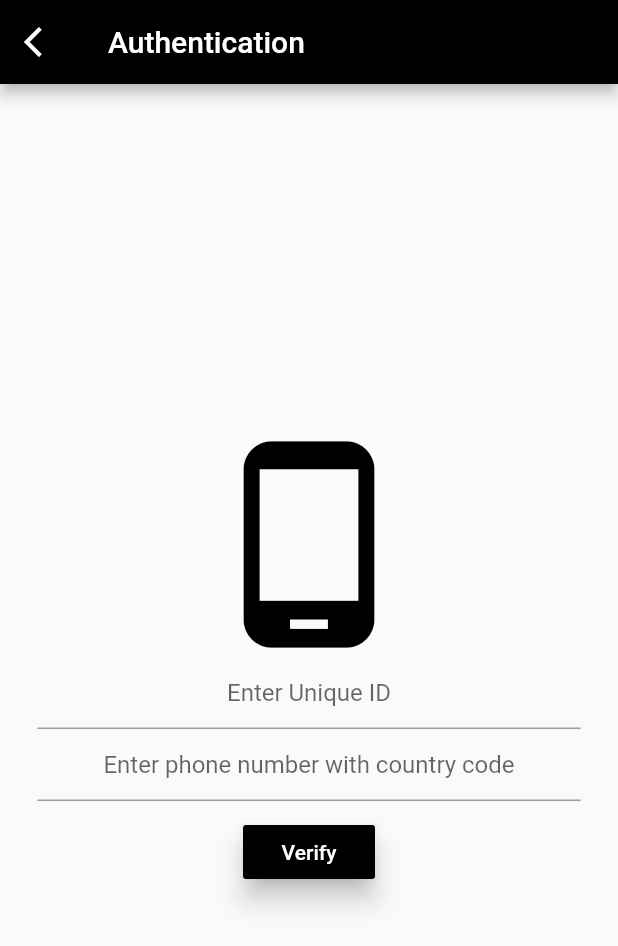
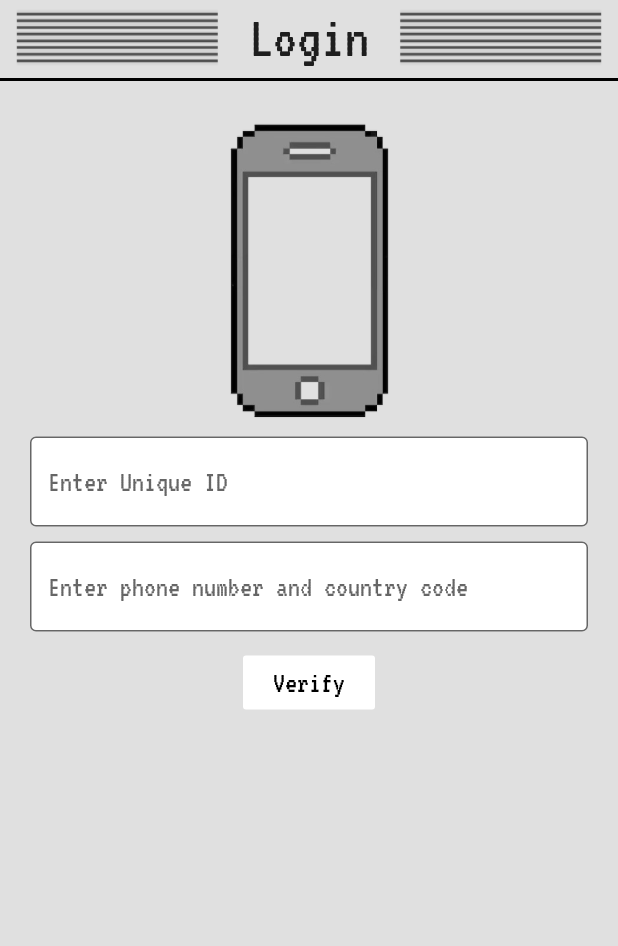
Before and after one commit to dhy3y/DartSmart, a Flutter app: the screen it shows after launch, after a tap on "Login", on a phone screen of 412 x 824 dp. Shown: the top 946 px of the screen. Run offline on Flutter 3.47's test engine with Material 2 defaults, Android fonts, the phone set to English and light mode, and no system bars; our stand-ins replace cloud_firestore, firebase_auth, google_fonts; missing offline and left inert: firebase; accounts and stored records are empty; network calls fail.

Commit message:
UI improvements

```diff
--- a/lib/Authentication/login.dart
+++ b/lib/Authentication/login.dart
@@ -3,6 +3,7 @@ import 'package:DartSmart/home.dart';
 import 'package:DartSmart/home_feed.dart';
 import 'package:flutter/material.dart';
 import 'package:firebase_auth/firebase_auth.dart';
+import 'package:google_fonts/google_fonts.dart';
 
 class Login extends StatelessWidget {
   @override
@@ -77,7 +78,7 @@ class _LoginScreenState extends State<LoginScreen> {
         barrierDismissible: false,
         builder: (BuildContext context) {
           return new AlertDialog(
-            title: Text('Enter OTP'),
+            title: Text('Enter OTP', style: GoogleFonts.vt323(fontSize: 25),),
             content: TextField(
               keyboardType: TextInputType.number,
               onChanged: (value) {
@@ -87,11 +88,14 @@ class _LoginScreenState extends State<LoginScreen> {
             contentPadding: EdgeInsets.all(10.0),
             actions: <Widget>[
               new FlatButton(
-                child: Text('Done!'),
+                child: Text('Done!', style: GoogleFonts.vt323(fontSize: 25,color: Colors.black),),
                 onPressed: () {
                   FirebaseAuth.instance.currentUser().then((user) {
                     if (user != null) {
-                      Navigator.push(context, new MaterialPageRoute(builder: (context) => new HomeFeed()),
+                      Navigator.push(
+                        context,
+                        new MaterialPageRoute(
+                            builder: (context) => new HomeFeed()),
                       );
                     } else {
                       Navigator.of(context).pop();
@@ -105,50 +109,137 @@ class _LoginScreenState extends State<LoginScreen> {
         });
   }
 
+  bool _pressed  = false;
+
   @override
   Widget build(BuildContext context) {
-    return Scaffold(
-      appBar: new AppBar(
-        title: new Text('Authentication'),
-        backgroundColor: Colors.black,
-        leading: IconButton(
-          icon:const Icon(Icons.arrow_back_ios),
-          onPressed: () {
-            Navigator.push(
-              context,
-              new MaterialPageRoute(builder: (context) => new Home()),
-            );
-          },
-        )
+    return SafeArea(
+      child: Scaffold(
+        backgroundColor: Colors.grey[300],
+//      appBar: new AppBar(
+//        title: new Text('Authentication'),
+//        backgroundColor: Colors.black,
+//        leading: IconButton(
+//          icon:const Icon(Icons.arrow_back_ios),
+//          onPressed: () {
+//            Navigator.push(
+//              context,
+//              new MaterialPageRoute(builder: (context) => new Home()),
+//            );
+//          },
+//        )
+//      ),
+        body: Column(
+          children: <Widget>[
+            SizedBox(
+              height: 5,
             ),
-
-      body: new Center(
+            Row(
+              mainAxisAlignment: MainAxisAlignment.spaceAround,
+              //crossAxisAlignment: CrossAxisAlignment.center,
+              children: <Widget>[
+                Container(
+                  height: 40,
+                  width: MediaQuery.of(context).size.width / 3,
+                  child: Image.asset(
+                    'assets/images/title-lines.png',
+                    fit: BoxFit.fill,
+                  ),
+                ),
+                Container(
+                  height: 40,
+                  child: Text(
+                    'Login',
+                    style: GoogleFonts.vt323(fontSize: 40),
+                  ),
+                ),
+                Container(
+                  height: 40,
+                  width: MediaQuery.of(context).size.width / 3,
+                  child: Image.asset(
+                    'assets/images/title-lines.png',
+                    fit: BoxFit.fill,
+                  ),
+                ),
+              ],
+            ),
+            Divider(
+              thickness: 2,
+              color: Colors.black,
+            ),
+            Center(
               child: Container(
-          padding: EdgeInsets.all(25.0),
+                padding: EdgeInsets.all(20.0),
                 child: Column(
                   mainAxisAlignment: MainAxisAlignment.center,
                   children: <Widget>[
-              new Icon(Icons.phone_android, size: 150.0, color: Colors.black),
+                    new Container(
+                      height: 200,
+                      child: Image.asset('assets/images/phone_logo.png'),
+                    ),
+                    SizedBox(height: 10),
                     TextField(
-                decoration: InputDecoration(hintText: 'Enter Unique ID'),
-                textAlign: TextAlign.center,
+                      style: GoogleFonts.vt323(fontSize: 20),
+                      decoration: InputDecoration(
+                        filled: true,
+                        fillColor: Colors.white,
+                          hintText: 'Enter Unique ID',
+                          border: OutlineInputBorder(),
+                        focusedBorder: OutlineInputBorder(
+                          borderSide: BorderSide(color: Colors.black, width: 2.0),
                         ),
+                      ),
+                      textAlign: TextAlign.left,
+                    ),
+                    SizedBox(height: 10),
                     TextField(
-                decoration: InputDecoration(hintText: 'Enter phone number with country code'),
-                textAlign: TextAlign.center,
+                      keyboardType: TextInputType.phone,
+                      style: GoogleFonts.vt323(fontSize: 20),
+                      decoration: InputDecoration(
+                          filled: true,
+                          fillColor: Colors.white,
+                          hintText: 'Enter phone number and country code',
+                          border: OutlineInputBorder(),
+                          focusedBorder: OutlineInputBorder(
+                            borderSide: BorderSide(color: Colors.black, width: 2.0),
+                          )),
+                      textAlign: TextAlign.left,
                       onChanged: (value) {
                         this.phoneNo = value;
                       },
                     ),
                     SizedBox(height: 10.0),
-              RaisedButton(
+                    GestureDetector(
+                      onTapDown: (TapDownDetails details) {
+                        setState(() {
+                          _pressed = true;
+                          print(_pressed);
+                        });
+                      },
+                      onTapUp: (TapUpDetails details) {
+                        setState(() {
+                          _pressed = false;
+                          print(_pressed);
+                        });
+                      },
+                      onTapCancel: () {
+                        setState(() {
+                          _pressed = false;
+                          print(_pressed);
+                        });
+                      },
+                      child: FlatButton(
+                        //highlightColor: Colors.black,
                           onPressed: verifyPhone,
-                  child: Text('Verify'),
-                  textColor: Colors.white,
-                  elevation: 7.0,
-                  color: Colors.black),
+                          child: Text('Verify', style: GoogleFonts.vt323(fontSize: 20),),
+                          textColor: _pressed ? Colors.white : Colors.black,
+                          color: _pressed ? Colors.black : Colors.white),
+                    ),
                   ],
                 ),
+              ),
+            ),
+          ],
         ),
       ),
     );
--- a/lib/article_detail.dart
+++ b/lib/article_detail.dart
@@ -49,8 +49,9 @@ class _ArticleDetailState extends State<ArticleDetail> {
                 ),
               ],
             ),
+            Divider(thickness: 2, color: Colors.black,),
             Container(
-              margin: EdgeInsets.symmetric(vertical: 20, horizontal: 5),
+              margin: EdgeInsets.symmetric(vertical: 10, horizontal: 5),
               decoration: BoxDecoration(
                 image: DecorationImage(
                   image: AssetImage("assets/images/backg.jpg"),
--- a/lib/home.dart
+++ b/lib/home.dart
@@ -87,6 +87,7 @@ class Home extends StatelessWidget {
                 ),
               ],
             ),
+            Divider(thickness: 2, color: Colors.black,),
             Expanded(
               child: Column(
                 mainAxisAlignment: MainAxisAlignment.center,
--- a/lib/home_feed.dart
+++ b/lib/home_feed.dart
@@ -140,6 +140,7 @@ class _HomeFeedState extends State<HomeFeed> {
                 ),
               ],
             ),
+            Divider(thickness: 2, color: Colors.black,),
             Expanded(
               child: Container(
                 child: FutureBuilder(
--- a/pubspec.yaml
+++ b/pubspec.yaml
@@ -54,6 +54,7 @@ flutter:
     - assets/images/title-lines.png
     - assets/images/feed.png
     - assets/images/login.png
+    - assets/images/phone_logo.png
 
   # To add assets to your application, add an assets section, like this:
   # assets:
```
Also changed, not shown: assets/images/phone_logo.png (added). Lines whose indentation alone changed are shown as unchanged.
